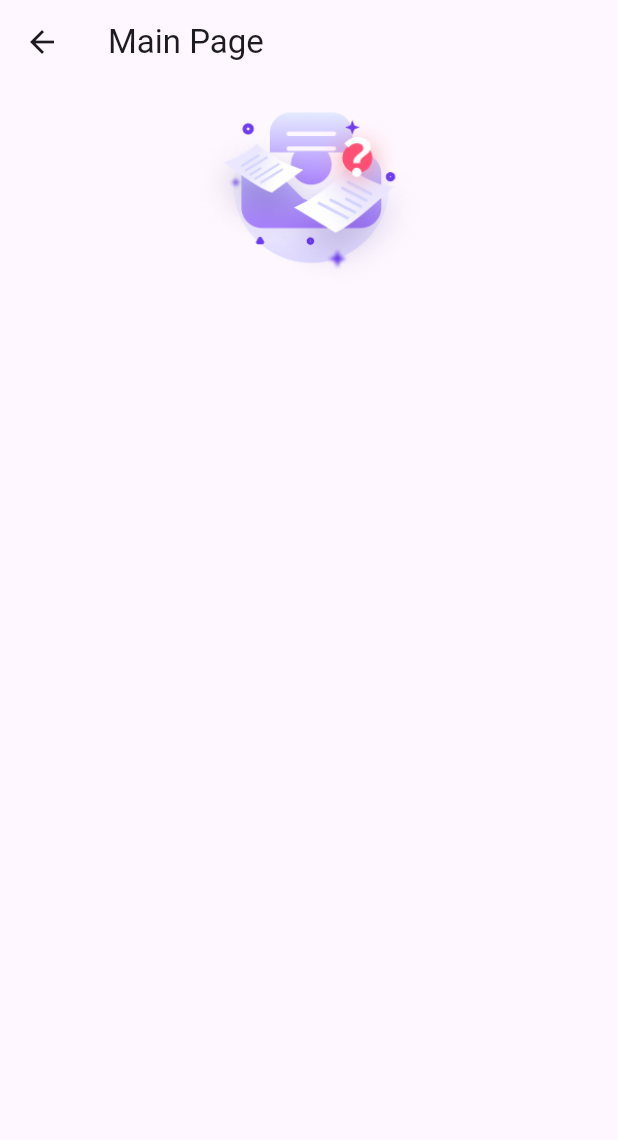
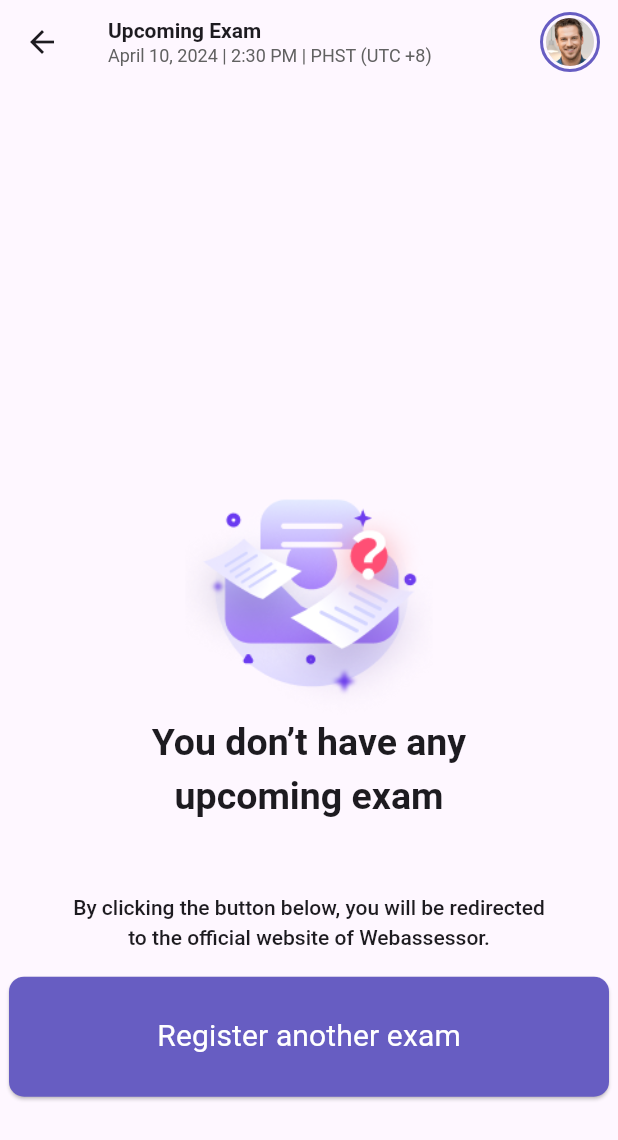
Before and after one commit to arostata/wa_mobile, a Flutter app: the screen it shows after launch, on a phone screen of 412 x 824 dp. Shown: the top 1140 px of the screen. Run offline on Flutter 3.47's test engine with Material 3 defaults, Android fonts, the phone set to English and light mode, and no system bars; our stand-ins replace flutter_svg; Roboto replaces fonts that are missing (Readex Pro).

Commit message:
Update for First Main Page

```diff
--- a/lib/MainPage/mainpagefirst.dart
+++ b/lib/MainPage/mainpagefirst.dart
@@ -1,26 +1,27 @@
+
 
 import 'package:flutter/material.dart';
 
-
+//import 'first_page_model.dart';
+//export 'first_page_model.dart';
 
 class MainPageFirstWidget extends StatefulWidget {
-  const MainPageFirstWidget({super.key});
+  const MainPageFirstWidget({Key? key}) : super(key: key);
 
   @override
   State<MainPageFirstWidget> createState() => _MainPageFirstWidgetState();
 }
 
 class _MainPageFirstWidgetState extends State<MainPageFirstWidget> {
-  late MainPageFirstModel _model;
+  //late FirstPageModel _model;
 
   final scaffoldKey = GlobalKey<ScaffoldState>();
 
   @override
   void initState() {
     super.initState();
-    //_model = createModel(context, () => MainPageFirstModel());
+    //_model = createModel(context, () => FirstPageModel());
   }
-
 
   @override
   void dispose() {
@@ -32,33 +33,110 @@ class _MainPageFirstWidgetState extends State<MainPageFirstWidget> {
   @override
   Widget build(BuildContext context) {
     return GestureDetector(
-   //   onTap: () => _model.unfocusNode.canRequestFocus
-      //    ? FocusScope.of(context).requestFocus(_model.unfocusNode)
-        //  : FocusScope.of(context).unfocus(),
-      child: Scaffold(
-        key: scaffoldKey,
-              appBar: AppBar(
-        title: const Text('Main Page'),
+     // onTap: () => _model.unfocusNode.canRequestFocus
+     //     ? FocusScope.of(context).requestFocus(_model.unfocusNode)
+    //      : FocusScope.of(context).unfocus(),
+
+      child: WillPopScope(
+        onWillPop: () async => false,
+        child: Scaffold(
+          key: scaffoldKey,
+           appBar: AppBar(
+        title: const Column(
+          crossAxisAlignment: CrossAxisAlignment.start,
+          mainAxisAlignment: MainAxisAlignment.center,
+          children: [
+            Text(
+              'Upcoming Exam',
+              style: TextStyle(
+                fontSize: 14,
+                fontWeight: FontWeight.bold,
+              ), // Adjust font size as needed
+            ),
+            Text(
+              'April 10, 2024 | 2:30 PM | PHST (UTC +8)',
+              style: TextStyle(
+                fontSize: 12,
+                color: Color(0xFF616161),
+              ), // Adjust font size as needed
+            ),
+          ],
+        ),
+        actions: [
+          IconButton(
+            onPressed: () {
+              // Navigate to profile page
+              Navigator.pushNamed(context, '/profile');
+            },
+            icon: Container(
+              padding: const EdgeInsets.all(2),
+              decoration: BoxDecoration(
+                shape: BoxShape.circle,
+                border: Border.all(
+                    color: const Color(0xFF675DC2), width: 2), // Add stroke
+              ),
+              child: const CircleAvatar(
+                backgroundImage: AssetImage(
+                    'lib/assets/avatar_person.png'), // Add your avatar image
+              ),
+            ),
+          ),
+        ],
       ),
-    //    backgroundColor: FlutterFlowTheme.of(context).primaryBackground,
-        body: SafeArea(
-          top: true,
-          child: Align(
-            alignment: const AlignmentDirectional(0, 0),
-            child: Column(
-              mainAxisSize: MainAxisSize.max,
+        //  backgroundColor: FlutterFlowTheme.of(context).primaryBackground,
+          body: SafeArea(
+            top: true,
+            child: Stack(
               children: [
                 Align(
-                  alignment: const AlignmentDirectional(0, 0),
+                  alignment: AlignmentDirectional(0, -0.11),
                   child: ClipRRect(
                     borderRadius: BorderRadius.circular(8),
-                    child:
-                     Image.asset(
-                      'lib/assets/UnregisteredIcon.png',
-                      width: 168.74,
-                      height: 155.78,
-                      fit: BoxFit.contain,
+                    child: Image.asset(
+                      'lib/assets/NoExamLogo.png',
+                      width: 165,
+                      height: 155,
+                      fit: BoxFit.cover,
                     ),
+                  ),
+                ),
+                const Align(
+                  alignment: AlignmentDirectional(0, 0.21),
+                  child: Text(
+                    'You don’t have any \nupcoming exam',
+                    textAlign: TextAlign.center,
+                    style: TextStyle(
+
+                          fontFamily: 'Readex Pro',
+                          fontSize: 25,
+                          letterSpacing: 0,
+                          fontWeight: FontWeight.bold,
+                        ),
+                  ),
+                ),
+                const Align(
+                  alignment: AlignmentDirectional(0, 0.48),
+                  child: Text(
+                    'By clicking the button below, you will be redirected \nto the official website of Webassessor.',
+                    textAlign: TextAlign.center,
+                    style: TextStyle(
+                          fontFamily: 'Readex Pro',
+                          fontSize: 14,
+                          letterSpacing: 0,
+                          fontWeight: FontWeight.w500,
+                        ),
+                  ),
+                ),
+                Align(
+                  alignment: AlignmentDirectional(0, 0.73),
+                   child: ElevatedButton(
+                onPressed: () {
+                  // Handle button press
+                },
+                style: ElevatedButton.styleFrom(backgroundColor: const Color(0xff675DC2), minimumSize:const Size(400, 80),shape: RoundedRectangleBorder(borderRadius: BorderRadius.circular(10))),
+                child: const Text(
+                  'Register another exam',
+                   style: TextStyle(color: Colors.white,fontWeight: FontWeight.w400, fontSize: 20),),
                   ),
                 ),
               ],
@@ -69,6 +147,3 @@ class _MainPageFirstWidgetState extends State<MainPageFirstWidget> {
     );
   }
 }
-
-class MainPageFirstModel {
-}
```
Also changed, not shown: lib/assets/NoExamLogo.png (added), pubspec.lock.
